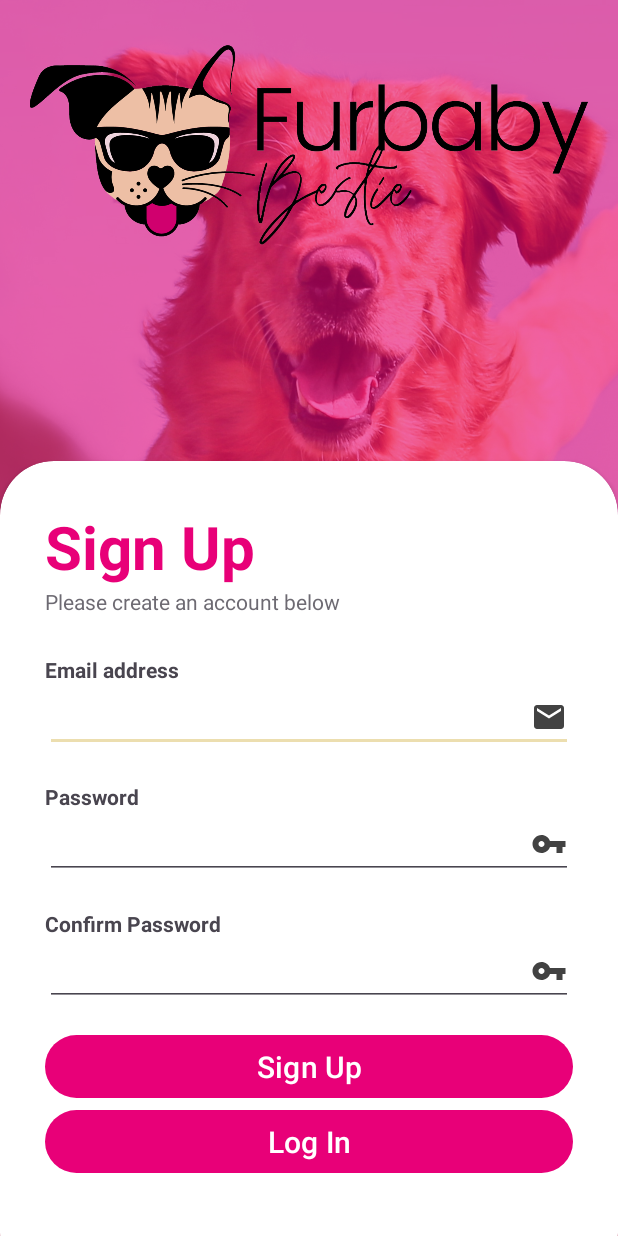
After one commit to SimonValentino/FurbabyPetCareApp, an Android app: the SignUpActivity screen opened directly, with no data from a screen before it, on a phone screen of 412 x 824 dp. The commit adds this screen. Run offline under Robolectric (Android 15) with nearby library versions, the phone set to English and light mode, and no system bars.

Commit message:
Added the signup page.

```diff
--- a/app/src/main/AndroidManifest.xml
+++ b/app/src/main/AndroidManifest.xml
@@ -12,8 +12,9 @@
         android:supportsRtl="true"
         android:theme="@style/Theme.FurbabyPetCareApp"
         tools:targetApi="31">
+
         <activity
-            android:name=".MainActivity"
+            android:name=".LogInActivity"
             android:exported="true">
             <intent-filter>
                 <action android:name="android.intent.action.MAIN" />
@@ -21,6 +22,10 @@
                 <category android:name="android.intent.category.LAUNCHER" />
             </intent-filter>
         </activity>
+
+        <activity
+            android:name=".SignUpActivity"
+            android:exported="true">
+        </activity>
     </application>
-
 </manifest>
--- a/app/src/main/java/com/example/furbabypetcareapp/MainActivity.java
+++ b/app/src/main/java/com/example/furbabypetcareapp/LogInActivity.java
@@ -2,29 +2,33 @@ package com.example.furbabypetcareapp;
 
 import androidx.appcompat.app.AppCompatActivity;
 
+import android.content.Intent;
 import android.os.Bundle;
 import android.view.View;
 import android.widget.Toast;
 
-public class MainActivity extends AppCompatActivity {
+public class LogInActivity extends AppCompatActivity {
 
     @Override
     protected void onCreate(Bundle savedInstanceState) {
         super.onCreate(savedInstanceState);
-        setContentView(R.layout.activity_main);
+        setContentView(R.layout.activity_log_in);
     }
 
     public void forgotPassword(View view) {
-        // Code for forgetting password
         alert("Code for forgetting password");
     }
 
-    public void login(View view) {
-        // Code for logging in
+    public void logIn(View view) {
         alert("Code for logging in");
     }
 
-    private void alert(String message) {
+    public void goToSignup(View view) {
+        Intent intent = new Intent(this, SignUpActivity.class);
+        startActivity(intent);
+    }
+
+    public  void alert(String message) {
         Toast.makeText(getApplicationContext(), message, Toast.LENGTH_SHORT).show();
     }
 }
--- /dev/null
+++ b/app/src/main/java/com/example/furbabypetcareapp/SignUpActivity.java
@@ -0,0 +1,29 @@
+package com.example.furbabypetcareapp;
+
+import androidx.appcompat.app.AppCompatActivity;
+
+import android.content.Intent;
+import android.os.Bundle;
+import android.view.View;
+import android.widget.Toast;
+
+public class SignUpActivity extends AppCompatActivity {
+    @Override
+    protected void onCreate(Bundle savedInstanceState) {
+        super.onCreate(savedInstanceState);
+        setContentView(R.layout.activity_sign_up);
+    }
+
+    public void signUp(View view) {
+        alert("Code for signing up");
+    }
+
+    public void goToLogin(View view) {
+        Intent intent = new Intent(this, LogInActivity.class);
+        startActivity(intent);
+    }
+
+    private void alert(String message) {
+        Toast.makeText(getApplicationContext(), message, Toast.LENGTH_SHORT).show();
+    }
+}
--- a/app/src/main/res/layout/activity_main.xml
+++ b/app/src/main/res/layout/activity_log_in.xml
@@ -7,7 +7,7 @@
 
     android:alpha="1"
     android:background="@drawable/login_bg"
-    tools:context=".MainActivity">
+    tools:context=".LogInActivity">
 
     <androidx.constraintlayout.widget.ConstraintLayout
         android:layout_width="match_parent"
@@ -61,7 +61,7 @@
                     android:layout_width="wrap_content"
                     android:layout_height="wrap_content"
                     android:alpha="0.8"
-                    android:text="Please login with your information" />
+                    android:text="Please log in with your information" />
 
                 <View
                     android:layout_width="match_parent"
@@ -71,7 +71,7 @@
                     android:id="@+id/textView3"
                     android:layout_width="wrap_content"
                     android:layout_height="wrap_content"
-                    android:text="Email address"
+                    android:text="Email Address"
                     android:textStyle="bold" />
 
                 <EditText
@@ -136,13 +136,27 @@
                     android:layout_height="15dp" />
 
                 <Button
+                    android:id="@+id/loginButton"
                     android:layout_width="match_parent"
                     android:layout_height="50dp"
-                    android:text="Login"
-                    android:textSize="20sp"
                     android:clickable="true"
                     android:focusable="true"
-                    android:onClick="login" />
+                    android:onClick="logIn"
+                    android:text="Log In"
+                    android:textSize="20sp"
+                    app:layout_constraintBottom_toBottomOf="parent" />
+
+                <Button
+                    android:id="@+id/signUpButton"
+                    android:layout_width="match_parent"
+                    android:layout_height="50dp"
+                    android:layout_marginBottom="16dp"
+                    android:clickable="true"
+                    android:focusable="true"
+                    android:onClick="goToSignup"
+                    android:text="Sign Up"
+                    android:textSize="20sp"
+                    app:layout_constraintBottom_toBottomOf="parent" />
 
                 <View
                     android:layout_width="match_parent"
--- /dev/null
+++ b/app/src/main/res/layout/activity_sign_up.xml
@@ -0,0 +1,143 @@
+<?xml version="1.0" encoding="utf-8"?>
+<androidx.constraintlayout.widget.ConstraintLayout xmlns:android="http://schemas.android.com/apk/res/android"
+    xmlns:app="http://schemas.android.com/apk/res-auto"
+    xmlns:tools="http://schemas.android.com/tools"
+    android:layout_width="match_parent"
+    android:layout_height="match_parent"
+    android:background="@drawable/signup_bg"
+    tools:context=".SignUpActivity">
+
+<androidx.constraintlayout.widget.ConstraintLayout
+android:layout_width="match_parent"
+android:layout_height="match_parent"
+android:background="#99E80078">
+
+<LinearLayout
+    android:layout_width="match_parent"
+    android:layout_height="wrap_content"
+    android:layout_marginTop="30dp"
+    android:gravity="center"
+    app:layout_constraintEnd_toEndOf="parent"
+    app:layout_constraintStart_toStartOf="parent"
+    app:layout_constraintTop_toTopOf="parent">
+
+    <ImageView
+        android:layout_width="wrap_content"
+        android:layout_height="146dp"
+        android:layout_weight="1"
+        app:srcCompat="@drawable/furbaby_logo" />
+</LinearLayout>
+
+<androidx.cardview.widget.CardView
+    android:layout_width="match_parent"
+    android:layout_height="wrap_content"
+    app:layout_constraintBottom_toBottomOf="parent"
+    app:cardCornerRadius="36dp"
+    android:layout_marginBottom="-33dp"
+    android:focusable="true"
+    android:clickable="true">
+
+    <LinearLayout
+        android:layout_width="match_parent"
+        android:layout_height="wrap_content"
+        android:orientation="vertical"
+        android:padding="30dp">
+
+        <TextView
+            android:layout_width="wrap_content"
+            android:layout_height="wrap_content"
+            android:text="Sign Up"
+            android:textAppearance="@style/TextAppearance.AppCompat.Display1"
+            android:textColor="@color/red_pink"
+            android:textSize="40sp"
+            android:textStyle="bold" />
+
+        <TextView
+            android:id="@+id/textView2"
+            android:layout_width="wrap_content"
+            android:layout_height="wrap_content"
+            android:alpha="0.8"
+            android:text="Please create an account below" />
+
+        <View
+            android:layout_width="match_parent"
+            android:layout_height="26dp" />
+
+        <TextView
+            android:layout_width="wrap_content"
+            android:layout_height="wrap_content"
+            android:text="Email address"
+            android:textStyle="bold" />
+
+        <EditText
+            android:layout_width="match_parent"
+            android:layout_height="wrap_content"
+            android:inputType="textEmailAddress"
+            android:drawableEnd="@drawable/email_icon"/>
+
+        <View
+            android:layout_width="match_parent"
+            android:layout_height="20dp" />
+
+        <TextView
+            android:layout_width="wrap_content"
+            android:layout_height="wrap_content"
+            android:text="Password"
+            android:textStyle="bold" />
+
+        <EditText
+            android:layout_width="match_parent"
+            android:layout_height="wrap_content"
+            android:inputType="textPassword"
+            android:drawableEnd="@drawable/password_icon"/>
+
+        <View
+            android:layout_width="match_parent"
+            android:layout_height="20dp" />
+
+        <TextView
+            android:layout_width="wrap_content"
+            android:layout_height="wrap_content"
+            android:text="Confirm Password"
+            android:textStyle="bold" />
+
+        <EditText
+            android:layout_width="match_parent"
+            android:layout_height="wrap_content"
+            android:inputType="textPassword"
+            android:drawableEnd="@drawable/password_icon"/>
+
+        <View
+            android:layout_width="match_parent"
+            android:layout_height="15dp" />
+
+        <Button
+            android:id="@+id/signUpButton"
+            android:layout_width="match_parent"
+            android:layout_height="50dp"
+            android:text="Sign Up"
+            android:textSize="20sp"
+            android:clickable="true"
+            android:focusable="true"
+            android:onClick="goToSignup" />
+
+        <Button
+            android:id="@+id/loginButton"
+            android:layout_width="match_parent"
+            android:layout_height="50dp"
+            android:layout_marginBottom="16dp"
+            android:clickable="true"
+            android:focusable="true"
+            android:onClick="goToLogin"
+            android:text="Log In"
+            android:textSize="20sp"
+            app:layout_constraintBottom_toBottomOf="parent" />
+
+        <View
+            android:layout_width="match_parent"
+            android:layout_height="25dp" />
+
+    </LinearLayout>
+</androidx.cardview.widget.CardView>
+</androidx.constraintlayout.widget.ConstraintLayout>
+</androidx.constraintlayout.widget.ConstraintLayout>
```
Also changed, not shown: app/src/main/res/drawable/signup_bg.png (added).
